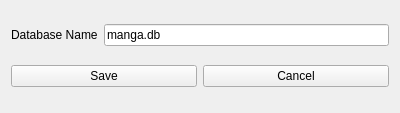
Above: ui/xml/mangatracker-gui-config.ui from theorangesauce/MangaTracker before the change. Below: the same form after it.
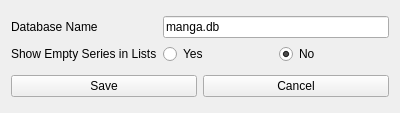
That is the form after the change.

Commit message:
Add show_empty_series config option to GUI settings
GUI Config window now allows the user to set show_empty_series to true or false, which decides whether empty series will show up outside the 'wishlist' view.

The edit to the form file:
```diff
--- a/ui/xml/mangatracker-gui-config.ui
+++ b/ui/xml/mangatracker-gui-config.ui
@@ -15,21 +15,49 @@
   </property>
   <layout class="QVBoxLayout" name="verticalLayout">
    <item>
-    <layout class="QHBoxLayout" name="horizontalLayout_3">
-     <item>
+    <layout class="QGridLayout" name="gridLayout">
+     <item row="0" column="0">
       <widget class="QLabel" name="database_name_label">
        <property name="text">
         <string>Database Name</string>
        </property>
       </widget>
      </item>
-     <item>
+     <item row="0" column="1">
       <widget class="QLineEdit" name="database_name_text">
        <property name="text">
         <string>manga.db</string>
        </property>
       </widget>
      </item>
+     <item row="1" column="0">
+      <widget class="QLabel" name="show_empty_series_label">
+       <property name="text">
+        <string>Show Empty Series in Lists</string>
+       </property>
+      </widget>
+     </item>
+     <item row="1" column="1">
+      <layout class="QHBoxLayout" name="show_empty_series_buttons">
+       <item>
+        <widget class="QRadioButton" name="show_empty_series_yes_button">
+         <property name="text">
+          <string>Yes</string>
+         </property>
+        </widget>
+       </item>
+       <item>
+        <widget class="QRadioButton" name="show_empty_series_no_button">
+         <property name="text">
+          <string>No</string>
+         </property>
+         <property name="checked">
+          <bool>true</bool>
+         </property>
+        </widget>
+       </item>
+      </layout>
+     </item>
     </layout>
    </item>
    <item>
```
The commit also changes 2 other files.
